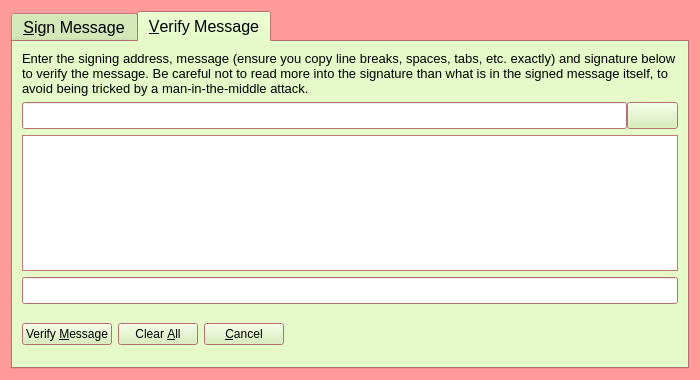
The window that src/qt/forms/signverifymessagedialog.ui (teambean/BeanCash) describes before a commit, drawn with Qt 5.
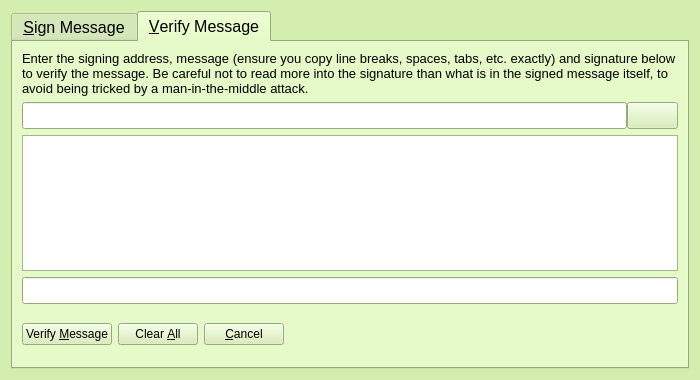
The same window after the commit. Icons and pictures are not drawn. Custom widgets are drawn as their Qt base class.

Commit message: Update copyrights and color scheme

The edit to the form file:
```diff
--- a/src/qt/forms/signverifymessagedialog.ui
+++ b/src/qt/forms/signverifymessagedialog.ui
@@ -34,9 +34,9 @@
      <colorrole role="Window">
       <brush brushstyle="SolidPattern">
        <color alpha="255">
-        <red>255</red>
-        <green>154</green>
-        <blue>154</blue>
+        <red>211</red>
+        <green>238</green>
+        <blue>175</blue>
        </color>
       </brush>
      </colorrole>
@@ -67,6 +67,15 @@
        </color>
       </brush>
      </colorrole>
+     <colorrole role="ToolTipText">
+      <brush brushstyle="SolidPattern">
+       <color alpha="255">
+        <red>0</red>
+        <green>0</green>
+        <blue>0</blue>
+       </color>
+      </brush>
+     </colorrole>
     </active>
     <inactive>
      <colorrole role="Button">
@@ -90,9 +99,9 @@
      <colorrole role="Window">
       <brush brushstyle="SolidPattern">
        <color alpha="255">
-        <red>255</red>
-        <green>154</green>
-        <blue>154</blue>
+        <red>211</red>
+        <green>238</green>
+        <blue>175</blue>
        </color>
       </brush>
      </colorrole>
@@ -123,6 +132,15 @@
        </color>
       </brush>
      </colorrole>
+     <colorrole role="ToolTipText">
+      <brush brushstyle="SolidPattern">
+       <color alpha="255">
+        <red>0</red>
+        <green>0</green>
+        <blue>0</blue>
+       </color>
+      </brush>
+     </colorrole>
     </inactive>
     <disabled>
      <colorrole role="Button">
@@ -137,18 +155,18 @@
      <colorrole role="Base">
       <brush brushstyle="SolidPattern">
        <color alpha="255">
-        <red>255</red>
-        <green>154</green>
-        <blue>154</blue>
+        <red>211</red>
+        <green>238</green>
+        <blue>175</blue>
        </color>
       </brush>
      </colorrole>
      <colorrole role="Window">
       <brush brushstyle="SolidPattern">
        <color alpha="255">
-        <red>255</red>
-        <green>154</green>
-        <blue>154</blue>
+        <red>211</red>
+        <green>238</green>
+        <blue>175</blue>
        </color>
       </brush>
      </colorrole>
@@ -179,6 +197,15 @@
        </color>
       </brush>
      </colorrole>
+     <colorrole role="ToolTipText">
+      <brush brushstyle="SolidPattern">
+       <color alpha="255">
+        <red>0</red>
+        <green>0</green>
+        <blue>0</blue>
+       </color>
+      </brush>
+     </colorrole>
     </disabled>
    </palette>
   </property>
```
Left out of the diff: 2 changed lines with no effect on the pictures. The commit also changes 52 other files.
